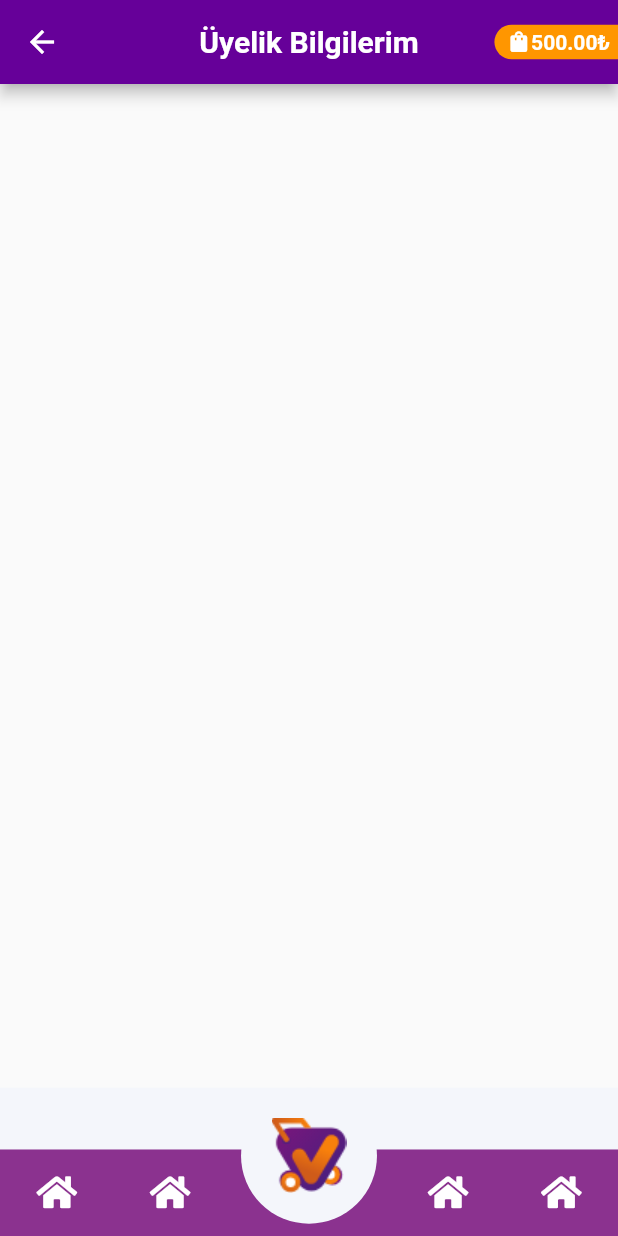
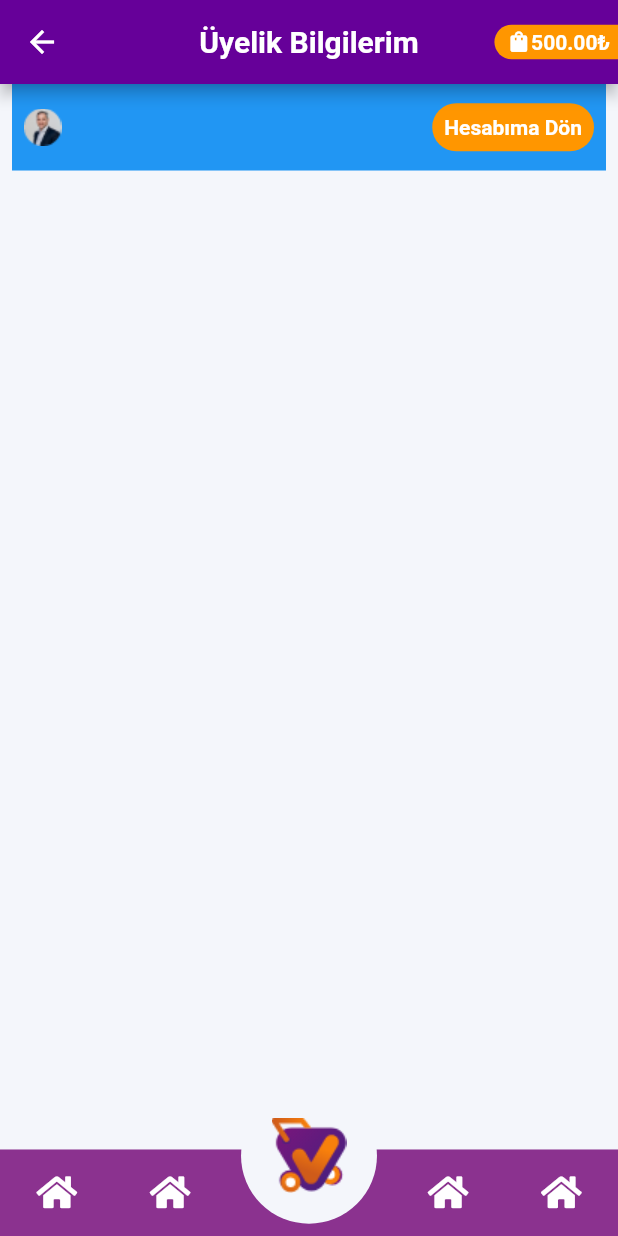
Before and after one commit to tolgabaskesen/vergelsin, a Flutter app: the UyelikBilgilerim screen opened by its route, on a phone screen of 412 x 824 dp. Run offline on Flutter 3.47's test engine with Material 2 defaults, Android fonts, the phone set to English and light mode, and no system bars; drawn by our look-alikes of auto_size_text; our stand-ins replace font_awesome_flutter, persistent_bottom_nav_bar.

Commit message:
assetsler pubspece eklendi yeni paketler var

```diff
--- a/lib/screens/deneme_screen.dart
+++ b/lib/screens/deneme_screen.dart
@@ -16,7 +16,7 @@ class _DenemeScreenState extends State<DenemeScreen> {
   Widget build(BuildContext context) {
     Size size = MediaQuery.of(context).size;
     return Scaffold(
-      appBar: genelAppBar(context,"Deneme"),
+      appBar: genelAppBar(context, "Deneme"),
       body: Container(),
       bottomNavigationBar: navBar(context),
     );
@@ -87,6 +87,7 @@ Widget navBar(BuildContext context) {
               borderRadius: BorderRadius.all(Radius.circular(100)),
             ),
             child: GestureDetector(
+              onTap: () => print("tolga"),
               child: Image.asset("assets/bottom_bar_icon.png"),
             )),
       ],
--- a/lib/screens/uyelik_bilgilerim.dart
+++ b/lib/screens/uyelik_bilgilerim.dart
@@ -1,3 +1,4 @@
+import 'package:auto_size_text/auto_size_text.dart';
 import 'package:flutter/material.dart';
 import 'package:vergelsin/screens/deneme_screen.dart';
 import 'package:vergelsin/utils/color.dart';
@@ -16,6 +17,55 @@ class _UyelikBilgilerimState extends State<UyelikBilgilerim> {
     return Scaffold(
       appBar: genelAppBar(context, "Üyelik Bilgilerim"),
       bottomNavigationBar: navBar(context),
+      body: SingleChildScrollView(
+        child: Container(
+          width: size.width,
+          height: size.height,
+          color: arkaplanRenk,
+          child: Column(
+            children: [
+              Container(
+                margin: EdgeInsets.only(left: 8, right: 8),
+                height: size.height * 0.07,
+                color: Colors.blue,
+                child: Padding(
+                  padding: const EdgeInsets.only(left: 8.0, right: 8.0),
+                  child: Row(
+                    mainAxisAlignment: MainAxisAlignment.spaceBetween,
+                    children: [
+                      Row(
+                        children: [
+                          Image.asset("assets/icons/profilephoto.png")
+                        ],
+                      ),
+                      GestureDetector(
+                        child: Container(
+                          margin: EdgeInsets.only(
+                              top: size.height * 0.015,
+                              bottom: size.height * 0.015),
+                          decoration: BoxDecoration(
+                              color: ikincilRenk,
+                              borderRadius:
+                                  BorderRadius.all(Radius.circular(100))),
+                          child: Padding(
+                            padding: const EdgeInsets.all(8),
+                            child: AutoSizeText(
+                              "Hesabıma Dön",
+                              style: TextStyle(
+                                  fontWeight: FontWeight.bold,
+                                  color: Colors.white),
+                            ),
+                          ),
+                        ),
+                      )
+                    ],
+                  ),
+                ),
+              ),
+            ],
+          ),
+        ),
+      ),
     );
   }
 }
```
Also changed, not shown: pubspec.yaml (+9 -0 lines), assets/icons/profilephoto.png (added), pubspec.lock.
